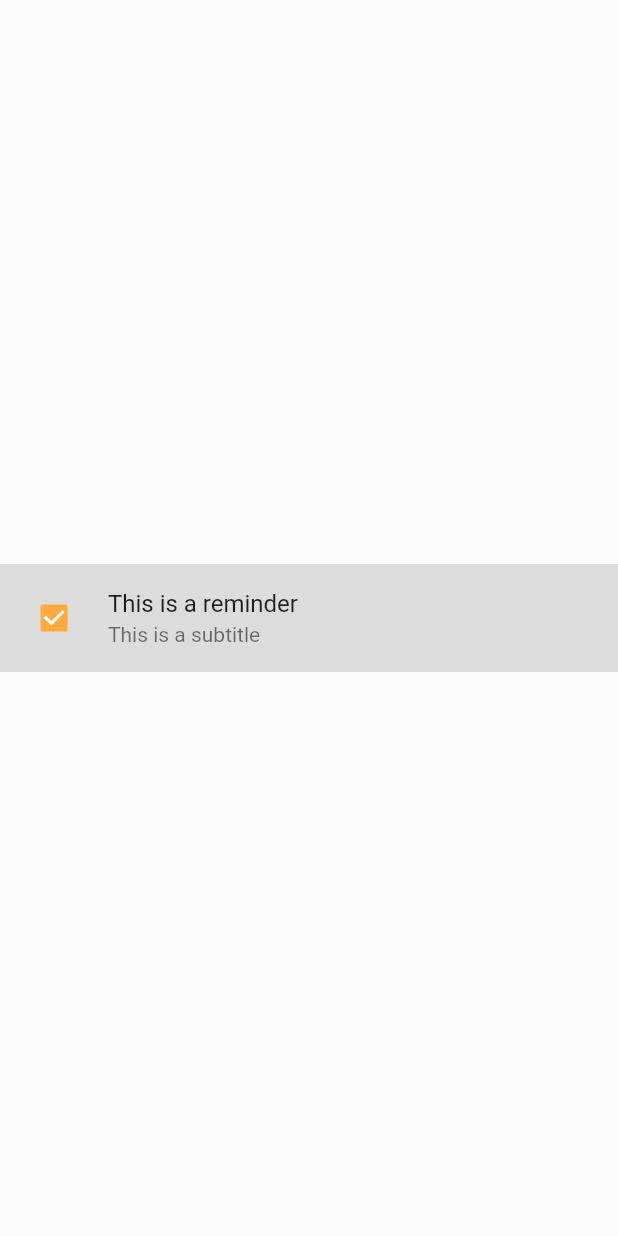
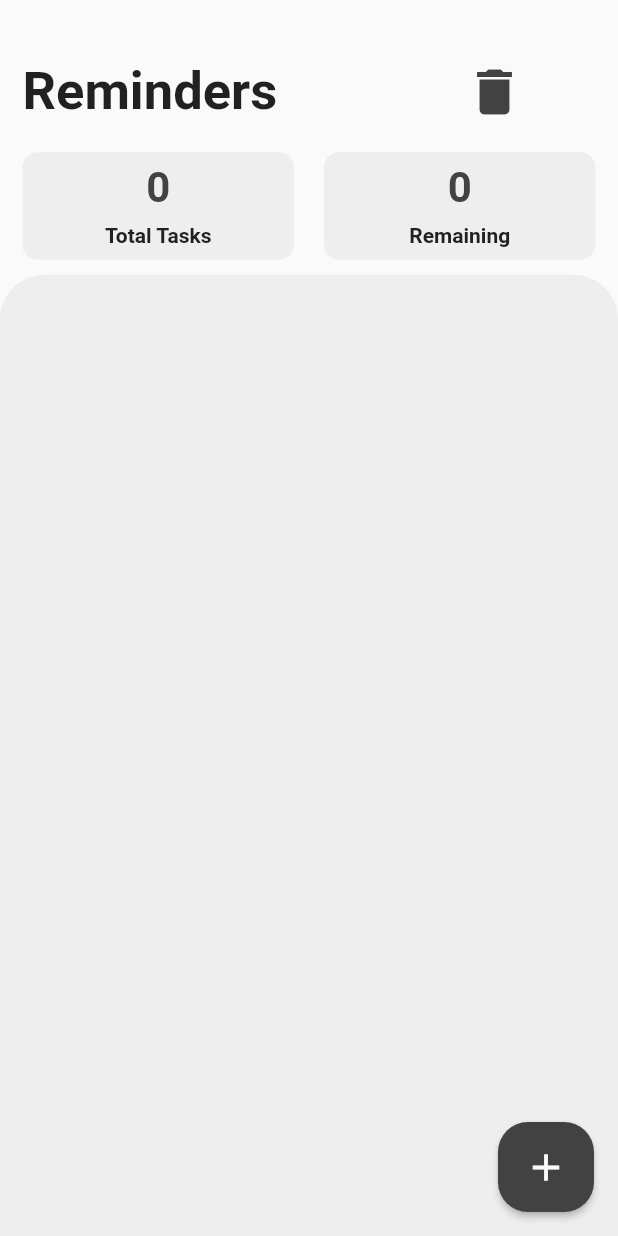
Before and after one commit to FilipeIglesias/papprototype, a Flutter app: the ReminderPage screen opened directly, on a phone screen of 412 x 824 dp. Run offline on Flutter 3.47's test engine with Material 2 defaults, Android fonts, the light colour scheme and no system bars; our stand-ins replace cloud_firestore, date_picker_timeline, firebase_core, flutter_local_notifications, get, google_fonts; accounts and stored records are empty.

Commit message:
Reminders UI Completed

```diff
--- a/lib/Pages/Reminders.dart
+++ b/lib/Pages/Reminders.dart
@@ -1,34 +1,39 @@
 import 'package:flutter/material.dart';
+import 'package:papprototype/ui/add_task_view.dart';
+import 'package:papprototype/ui/header_view.dart';
+import 'package:papprototype/ui/task_info_view.dart';
 
-class ReminderPage extends StatefulWidget {
+import '../ui/task_list_view.dart';
+
+class ReminderPage extends StatelessWidget {
   const ReminderPage({super.key});
-
-  @override
-  State<ReminderPage> createState() => _ReminderPageState();
-}
-
-class _ReminderPageState extends State<ReminderPage> {
-  bool? _isChecked = true;
 
   @override
   Widget build(BuildContext context) {
     return Scaffold(
-      body: Center(
-        child: CheckboxListTile(
-          title: const Text('This is a reminder'),
-          value: _isChecked,
-          onChanged: (bool? newValue) {
-            setState(() {
-              _isChecked = newValue;
-            });
-          },
-          activeColor: Colors.orangeAccent,
-          checkColor: Colors.white,
-          tileColor: Colors.black12,
-          subtitle: const Text('This is a subtitle'),
-          controlAffinity: ListTileControlAffinity.leading,
+      body: SafeArea(
+        bottom: false,
+        child: Column(
+          children: [
+
+            //Header
+            Expanded(
+                child: HeaderView(),
+                flex: 1),
+
+            //Task Info
+            Expanded(
+                child: TaskInfoView(),
+                flex: 1),
+
+            //Task List View
+            Expanded(
+                child: TaskListView(),
+                flex: 7),
+          ],
         ),
       ),
+      floatingActionButton: const AddTaskView(),
     );
   }
 }
--- a/lib/main.dart
+++ b/lib/main.dart
@@ -6,6 +6,8 @@ import 'package:papprototype/Pages/HomePage.dart';
 import 'package:papprototype/Pages/Reminders.dart';
 import 'package:papprototype/services/notification_services.dart';
 import 'package:firebase_core/firebase_core.dart';
+import 'package:papprototype/ui/view_models/app_view_model.dart';
+import 'package:provider/provider.dart';
 import 'firebase_options.dart';
 import 'package:cloud_firestore/cloud_firestore.dart';
 
@@ -13,7 +15,8 @@ void main() async {
   WidgetsFlutterBinding.ensureInitialized();
 
   await Firebase.initializeApp();
-  runApp(const MyApp());
+  runApp(ChangeNotifierProvider(
+    create: (context) => AppViewModel(), child: const MyApp()));
 }
 
 class MyApp extends StatelessWidget {
--- /dev/null
+++ b/lib/ui/add_task_view.dart
@@ -0,0 +1,34 @@
+import 'package:flutter/cupertino.dart';
+import 'package:flutter/material.dart';
+import 'package:papprototype/ui/bottom_sheets/add_task_bottom_sheet_view.dart';
+import 'package:papprototype/ui/view_models/app_view_model.dart';
+import 'package:provider/provider.dart';
+import 'package:papprototype/main.dart';
+
+class AddTaskView extends StatelessWidget {
+  const AddTaskView({super.key});
+
+  @override
+  Widget build(BuildContext context) {
+    return Consumer<AppViewModel>(builder: (context, viewModel, child) {
+      return SizedBox(
+        height: 60,
+        child: ElevatedButton(
+          style: ElevatedButton.styleFrom(
+              backgroundColor: viewModel.clrvl3,
+              foregroundColor: viewModel.clrvl1,
+              shape: RoundedRectangleBorder(
+                  borderRadius: BorderRadius.circular(20))),
+          child: Icon(
+            Icons.add,
+            size: 30,
+          ),
+          onPressed: () {
+            viewModel.bottomSheetBuilder(
+                const AddTaskBottomSheetView(), context);
+          },
+        ),
+      );
+    });
+  }
+}
--- /dev/null
+++ b/lib/ui/header_view.dart
@@ -0,0 +1,54 @@
+import 'package:flutter/cupertino.dart';
+import 'package:flutter/material.dart';
+import 'package:papprototype/ui/bottom_sheets/delete_bottom_sheet_view.dart';
+import 'package:papprototype/ui/view_models/app_view_model.dart';
+import 'package:provider/provider.dart';
+
+class HeaderView extends StatelessWidget {
+  const HeaderView({super.key});
+
+  @override
+  Widget build(BuildContext context) {
+    return Consumer<AppViewModel>(
+      builder: (context, viewModel, child) {
+        return Row(
+          children: [
+            Expanded(
+              flex: 3,
+              child: Container(
+                margin: EdgeInsets.fromLTRB(15, 10, 15, 10),
+                child: Align(
+                  alignment: Alignment.bottomLeft,
+                  child: Text(
+                    "Reminders",
+                    style: TextStyle(fontSize: 35, fontWeight: FontWeight.bold),
+                  ),
+                ),
+              ),
+            ),
+            Expanded(
+              flex: 2,
+              child: InkWell(
+                onTap: () {
+                  viewModel.bottomSheetBuilder(
+                    DeleteBottomSheetView(), context
+                  );
+                },
+                child: Container(
+                  margin: EdgeInsets.fromLTRB(10, 10, 10, 10),
+                  child: Align(
+                      alignment: Alignment.bottomCenter,
+                      child: Icon(
+                        Icons.delete,
+                        color: viewModel.clrvl3,
+                        size: 40,
+                      )),
+                ),
+              ),
+            ),
+          ],
+        );
+      },
+    );
+  }
+}
--- /dev/null
+++ b/lib/ui/models/task_model.dart
@@ -0,0 +1,6 @@
+class Task {
+  String title;
+  bool complete;
+
+  Task(this.title, this.complete);
+}
--- /dev/null
+++ b/lib/ui/task_info_view.dart
@@ -0,0 +1,74 @@
+import 'package:flutter/cupertino.dart';
+import 'package:papprototype/ui/view_models/app_view_model.dart';
+import 'package:provider/provider.dart';
+import 'package:flutter/material.dart';
+
+class TaskInfoView extends StatelessWidget {
+  const TaskInfoView({super.key});
+
+  @override
+  Widget build(BuildContext context) {
+    return Consumer<AppViewModel>(builder: (context, viewModel, child) {
+      return Container(
+        margin: EdgeInsets.fromLTRB(15, 10, 15, 10),
+        child: Row(
+          children: [
+            //Total Tasks
+            Expanded(
+              flex: 1,
+              child: Container(
+                decoration: BoxDecoration(
+                  color: viewModel.clrvl2,
+                  borderRadius: BorderRadius.circular(10),
+                ),
+                child: Column(
+                  children: [
+                    Expanded(
+                      flex: 2,
+                      child: Align(
+                        alignment: Alignment.center,
+                        child: FittedBox(child: Text("${viewModel.numTasks}", style: TextStyle(fontSize: 28, color: viewModel.clrvl3, fontWeight: FontWeight.bold),))),
+                    ),
+                    Expanded(
+                      flex: 1,
+                      child: Align(
+                        alignment: Alignment.topCenter,
+                        child: FittedBox(child: Text("Total Tasks", style: TextStyle(color: viewModel.clrvl4, fontWeight: FontWeight.w600),))),
+                    ),
+                  ],
+                ),
+              ),
+            ),
+            SizedBox(width: 20,),
+            //Remaining
+            Expanded(
+              flex: 1,
+              child: Container(
+                decoration: BoxDecoration(
+                  color: viewModel.clrvl2,
+                  borderRadius: BorderRadius.circular(10),
+                ),
+                child: Column(
+                  children: [
+                    Expanded(
+                      flex: 2,
+                      child: Align(
+                        alignment: Alignment.center,
+                        child: FittedBox(child: Text("${viewModel.numTasksRemaining}", style: TextStyle(fontSize: 28, color: viewModel.clrvl3, fontWeight: FontWeight.bold),))),
+                    ),
+                    Expanded(
+                      flex: 1,
+                      child: Align(
+                        alignment: Alignment.topCenter,
+                        child: FittedBox(child: Text("Remaining", style: TextStyle(color: viewModel.clrvl4, fontWeight: FontWeight.w600),))),
+                    ),
+                  ],
+                ),
+              ),
+            ),
+          ],
+        ),
+      );
+    });
+  }
+}
--- /dev/null
+++ b/lib/ui/task_list_view.dart
@@ -0,0 +1,69 @@
+import 'package:flutter/cupertino.dart';
+import 'package:flutter/material.dart';
+import 'package:papprototype/ui/view_models/app_view_model.dart';
+import 'package:provider/provider.dart';
+
+class TaskListView extends StatelessWidget {
+  const TaskListView({super.key});
+
+  @override
+  Widget build(BuildContext context) {
+    return Consumer<AppViewModel>(
+      builder: (context, viewModel, child) {
+        return Container(
+            decoration: BoxDecoration(
+                color: viewModel.clrvl2,
+                borderRadius: BorderRadius.vertical(top: Radius.circular(30))),
+            child: ListView.separated(
+                padding: EdgeInsets.all(15),
+                itemBuilder: (context, index) {
+                  return Dismissible(
+                    key: UniqueKey(),
+                    onDismissed: (direction) {
+                      viewModel.deleteTask(index);
+                    },
+                    background: Container(
+                      margin: EdgeInsets.symmetric(horizontal: 5),
+                      decoration: BoxDecoration(
+                        color: Colors.red.shade300, borderRadius: BorderRadius.circular(10)
+                      ),
+                      child: Center(child: Icon(Icons.delete, color: Colors.red.shade700,),),
+                    ),
+                    child: Container(
+                      decoration: BoxDecoration(
+                          color: viewModel.clrvl1,
+                          borderRadius: BorderRadius.circular(20)),
+                      child: ListTile(
+                        leading: Checkbox(
+                          shape: RoundedRectangleBorder(
+                            borderRadius: BorderRadius.circular(5),
+                          ),
+                          side: BorderSide(width: 2, color: viewModel.clrvl3),
+                          checkColor: viewModel.clrvl1,
+                          activeColor: viewModel.clrvl3,
+                          value: viewModel.getTaskValue(index),
+                          onChanged: (value) {
+                            viewModel.setTaskValue(index, value!);
+                          },
+                        ),
+                        title: Text(
+                          viewModel.getTaskTitle(index),
+                          style: TextStyle(
+                              color: viewModel.clrvl4,
+                              fontSize: 17,
+                              fontWeight: FontWeight.w500),
+                        ),
+                      ),
+                    ),
+                  );
+                },
+                itemCount: viewModel.numTasks,
+                separatorBuilder: (context, index) {
+                  return SizedBox(
+                    height: 15,
+                  );
+                }));
+      },
+    );
+  }
+}
--- /dev/null
+++ b/lib/ui/view_models/app_view_model.dart
@@ -0,0 +1,65 @@
+import 'package:flutter/cupertino.dart';
+import 'package:flutter/material.dart';
+
+import '../models/task_model.dart';
+
+class AppViewModel extends ChangeNotifier {
+  List<Task> tasks = <Task>[];
+
+  Color clrvl1 = Colors.grey.shade50;
+  Color clrvl2 = Colors.grey.shade200;
+  Color clrvl3 = Colors.grey.shade800;
+  Color clrvl4 = Colors.grey.shade900;
+
+  int get numTasks => tasks.length;
+
+  int get numTasksRemaining => tasks
+      .where(
+        (task) => !task.complete,
+      )
+      .length;
+
+  void addTask(Task newTask) {
+    tasks.add(newTask);
+    notifyListeners();
+  }
+
+  bool getTaskValue(int taskIndex) {
+    return tasks[taskIndex].complete;
+  }
+
+  void setTaskValue(int taskIndex, bool taskValue) {
+    tasks[taskIndex].complete = taskValue;
+    notifyListeners();
+  }
+
+  String getTaskTitle(int taskIndex) {
+    return tasks[taskIndex].title;
+  }
+
+  void deleteTask(int taskIndex) {
+    tasks.removeAt(taskIndex);
+    notifyListeners();
+  }
+
+  void deleteAllTasks() {
+    tasks.clear();
+    notifyListeners();
+  }
+
+  void deleteCompletedTasks() {
+    tasks = tasks.where((task) => !task.complete).toList();
+    notifyListeners();
+  }
+
+  void bottomSheetBuilder(Widget bottomSheetView, BuildContext context) {
+    showModalBottomSheet(
+      shape: RoundedRectangleBorder(borderRadius: BorderRadius.circular(40)),
+      clipBehavior: Clip.antiAliasWithSaveLayer,
+      context: context,
+      builder: (context) {
+        return bottomSheetView;
+      },
+    );
+  }
+}
```
Also changed, not shown: lib/Pages/Calendar.dart (+5 -3 lines), lib/ui/add_task_bar.dart (+6 -2 lines), lib/ui/bottom_sheets/add_task_bottom_sheet_view.dart (added, +59 -0 lines), lib/ui/bottom_sheets/delete_bottom_sheet_view.dart (added, +51 -0 lines), lib/ui/edit_event.dart (+113 -44 lines), pubspec.lock, 1 other file.
